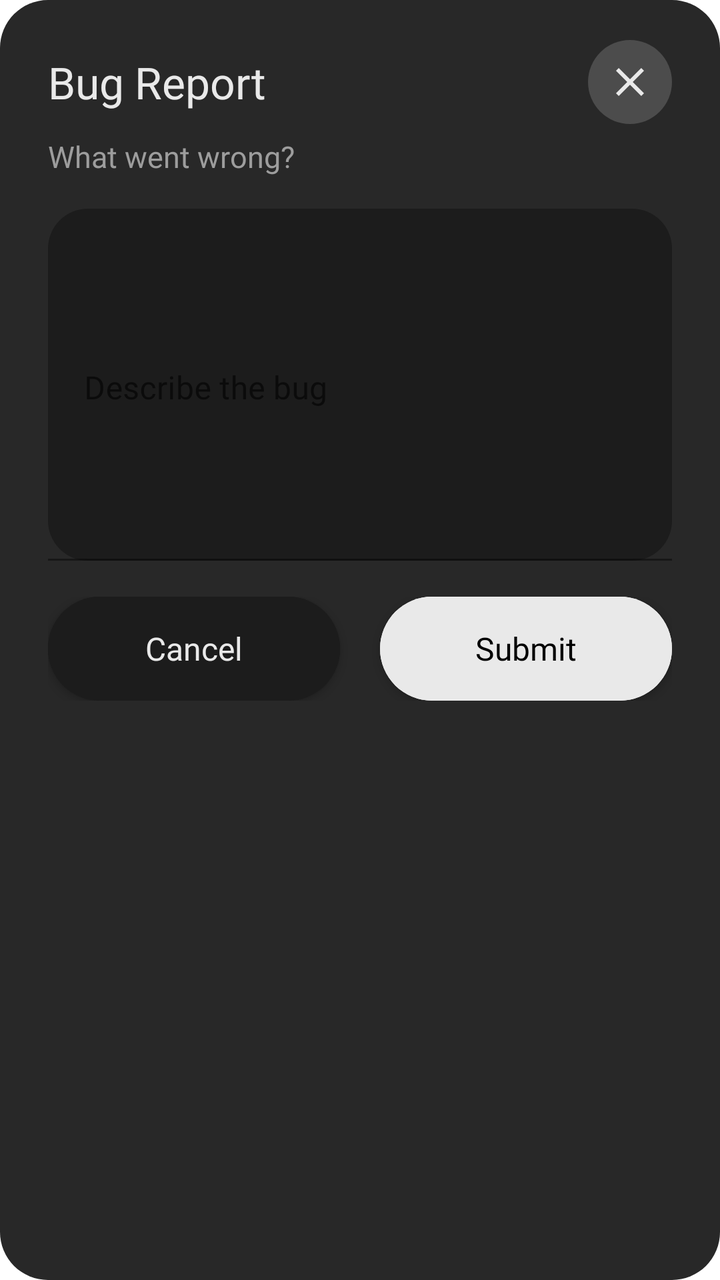
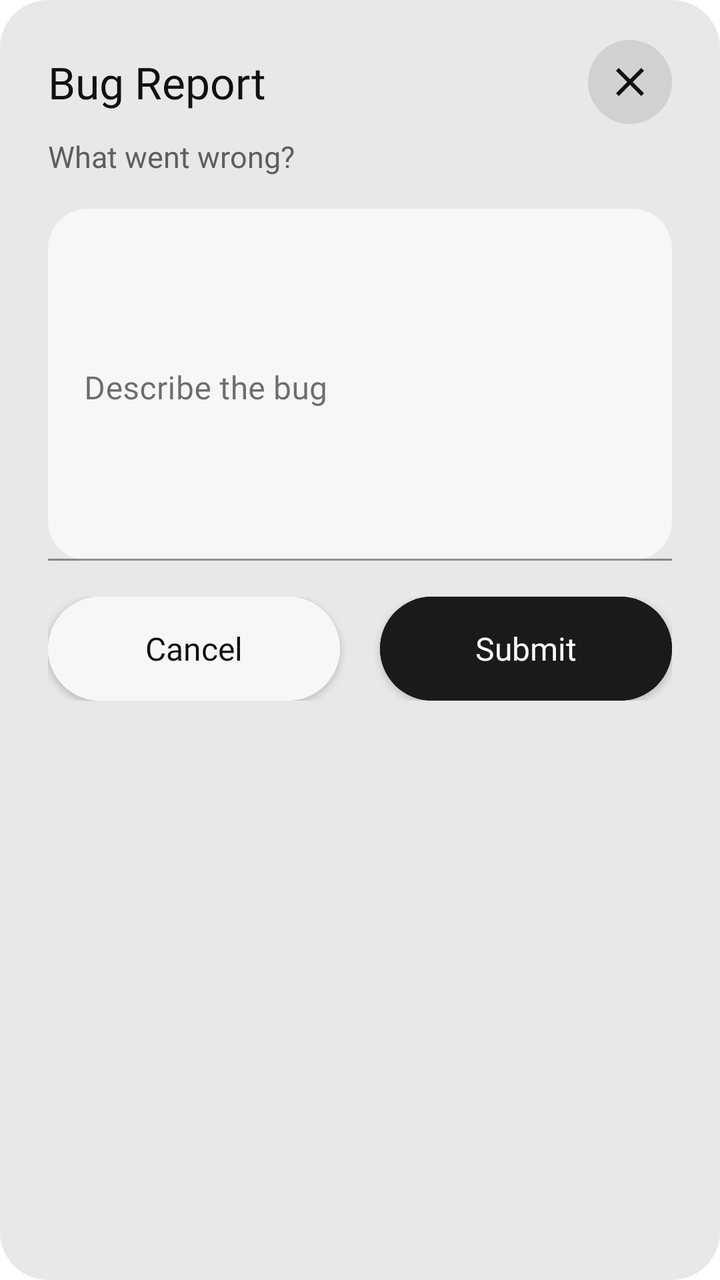

Before-and-after screenshots of an Android layout around one commit, followed by the original layout XML and the change that was made.
<!-- AndroidManifest.xml: application theme Theme.MyApplication_Java -->
<!-- res/layout/dialog_bug_report.xml -->
<?xml version="1.0" encoding="utf-8"?>
<LinearLayout xmlns:android="http://schemas.android.com/apk/res/android"
    xmlns:app="http://schemas.android.com/apk/res-auto"
    android:layout_width="match_parent"
    android:layout_height="wrap_content"
    android:background="@drawable/settings_dialog_background"
    android:orientation="vertical"
    android:paddingStart="24dp"
    android:paddingTop="20dp"
    android:paddingEnd="24dp"
    android:paddingBottom="22dp">

    <LinearLayout
        android:layout_width="match_parent"
        android:layout_height="wrap_content"
        android:gravity="center_vertical"
        android:orientation="horizontal">

        <TextView
            android:layout_width="0dp"
            android:layout_height="wrap_content"
            android:layout_weight="1"
            android:fontFamily="@font/inter_bold"
            android:text="@string/settings_bug_report"
            android:textColor="#E9E9E9"
            android:textSize="22sp" />

        <ImageButton
            android:id="@+id/bug_report_close"
            android:layout_width="42dp"
            android:layout_height="42dp"
            android:background="@drawable/settings_circle_button"
            android:contentDescription="@string/close"
            android:padding="12dp"
            android:src="@drawable/close_icon"
            app:tint="#E9E9E9" />
    </LinearLayout>

    <TextView
        android:layout_width="match_parent"
        android:layout_height="wrap_content"
        android:layout_marginTop="6dp"
        android:fontFamily="@font/inter"
        android:text="@string/bug_report_prompt"
        android:textColor="#9D9D9D"
        android:textSize="15sp" />

    <com.google.android.material.textfield.TextInputLayout
        android:id="@+id/bug_report_input_layout"
        android:layout_width="match_parent"
        android:layout_height="wrap_content"
        android:layout_marginTop="16dp"
        android:hint="@string/bug_report_hint"
        app:boxBackgroundColor="#1C1C1C"
        app:boxBackgroundMode="filled"
        app:boxCornerRadiusBottomEnd="20dp"
        app:boxCornerRadiusBottomStart="20dp"
        app:boxCornerRadiusTopEnd="20dp"
        app:boxCornerRadiusTopStart="20dp"
        app:boxStrokeColor="#575757"
        app:errorTextColor="#921800"
        app:hintTextColor="#9D9D9D">

        <com.google.android.material.textfield.TextInputEditText
            android:id="@+id/bug_report_input"
            android:layout_width="match_parent"
            android:layout_height="176dp"
            android:fontFamily="@font/inter"
            android:gravity="top|start"
            android:inputType="textMultiLine|textCapSentences"
            android:maxLines="8"
            android:paddingStart="18dp"
            android:paddingTop="18dp"
            android:paddingEnd="18dp"
            android:paddingBottom="18dp"
            android:textColor="#E9E9E9"
            android:textColorHint="#9D9D9D"
            android:textSize="16sp" />
    </com.google.android.material.textfield.TextInputLayout>

    <LinearLayout
        android:layout_width="match_parent"
        android:layout_height="52dp"
        android:layout_marginTop="18dp"
        android:orientation="horizontal">

        <com.google.android.material.button.MaterialButton
            android:id="@+id/bug_report_cancel"
            style="@style/text_style"
            android:layout_width="0dp"
            android:layout_height="match_parent"
            android:layout_marginEnd="10dp"
            android:layout_weight="1"
            android:backgroundTint="#1C1C1C"
            android:insetTop="0dp"
            android:insetBottom="0dp"
            android:letterSpacing="0"
            android:text="@string/cancel"
            android:textColor="#E9E9E9"
            android:textSize="16sp"
            app:cornerRadius="26dp" />

        <com.google.android.material.button.MaterialButton
            android:id="@+id/bug_report_submit"
            style="@style/text_style"
            android:layout_width="0dp"
            android:layout_height="match_parent"
            android:layout_marginStart="10dp"
            android:layout_weight="1"
            android:backgroundTint="#E9E9E9"
            android:insetTop="0dp"
            android:insetBottom="0dp"
            android:letterSpacing="0"
            android:text="@string/submit"
            android:textColor="#000000"
            android:textSize="16sp"
            app:cornerRadius="26dp" />
    </LinearLayout>

</LinearLayout>
<!-- resources referenced by this layout -->
<resources>
  <!-- drawable close_icon (drawable) -->
  <?xml version="1.0" encoding="utf-8"?>
  <vector xmlns:android="http://schemas.android.com/apk/res/android"
      android:width="24dp"
      android:height="24dp"
      android:viewportWidth="24"
      android:viewportHeight="24">
      <path
          android:fillColor="@android:color/white"
          android:pathData="M6.4,5L12,10.6L17.6,5L19,6.4L13.4,12L19,17.6L17.6,19L12,13.4L6.4,19L5,17.6L10.6,12L5,6.4L6.4,5Z" />
  </vector>
  <!-- drawable settings_circle_button (drawable) -->
  <?xml version="1.0" encoding="utf-8"?>
  <shape xmlns:android="http://schemas.android.com/apk/res/android"
      android:shape="oval">
      <solid android:color="#33D9D9D9" />
  </shape>
  <!-- drawable settings_dialog_background (drawable) -->
  <?xml version="1.0" encoding="utf-8"?>
  <shape xmlns:android="http://schemas.android.com/apk/res/android">
      <solid android:color="#282828" />
      <corners android:radius="24dp" />
  </shape>
  <string name="bug_report_hint">Describe the bug</string>
  <string name="bug_report_prompt">What went wrong?</string>
  <string name="cancel">Cancel</string>
  <string name="close">Close</string>
  <string name="settings_bug_report">Bug Report</string>
  <string name="submit">Submit</string>
  <style name="text_style" parent="Widget.MaterialComponents.Button">
          <item name="android:fontFamily">@font/inter_bold</item>
          <item name="android:textAllCaps">false</item>
      </style>
  <style name="Theme.MyApplication_Java" parent="Theme.MaterialComponents.DayNight.NoActionBar">
          
          <item name="colorPrimary">@color/purple_500</item>
          <item name="colorPrimaryVariant">@color/purple_700</item>
          <item name="colorOnPrimary">@color/white</item>
          
          <item name="colorSecondary">@color/teal_200</item>
          <item name="colorSecondaryVariant">@color/teal_700</item>
          <item name="colorOnSecondary">@color/black</item>
          
          <item name="android:statusBarColor">?attr/colorPrimaryVariant</item>
          
      </style>
  <color name="purple_500">#FF6200EE</color>
  <color name="purple_700">#FF3700B3</color>
  <color name="white">#FFFFFFFF</color>
  <color name="teal_200">#FF03DAC5</color>
  <color name="teal_700">#FF018786</color>
  <color name="black">#FF000000</color>
</resources>

<!-- the commit's change to res/layout/dialog_bug_report.xml (unified diff, before → after) -->
@@ -22,7 +22,7 @@
             android:layout_weight="1"
             android:fontFamily="@font/inter_bold"
             android:text="@string/settings_bug_report"
-            android:textColor="#E9E9E9"
+            android:textColor="@color/text_primary"
             android:textSize="22sp" />
 
         <ImageButton
@@ -33,7 +33,7 @@
             android:contentDescription="@string/close"
             android:padding="12dp"
             android:src="@drawable/close_icon"
-            app:tint="#E9E9E9" />
+            app:tint="@color/icon_tint" />
     </LinearLayout>
 
     <TextView
@@ -42,7 +42,7 @@
         android:layout_marginTop="6dp"
         android:fontFamily="@font/inter"
         android:text="@string/bug_report_prompt"
-        android:textColor="#9D9D9D"
+        android:textColor="@color/text_muted"
         android:textSize="15sp" />
 
     <com.google.android.material.textfield.TextInputLayout
@@ -51,15 +51,15 @@
         android:layout_height="wrap_content"
         android:layout_marginTop="16dp"
         android:hint="@string/bug_report_hint"
-        app:boxBackgroundColor="#1C1C1C"
+        app:boxBackgroundColor="@color/surface_container_low"
         app:boxBackgroundMode="filled"
         app:boxCornerRadiusBottomEnd="20dp"
         app:boxCornerRadiusBottomStart="20dp"
         app:boxCornerRadiusTopEnd="20dp"
         app:boxCornerRadiusTopStart="20dp"
-        app:boxStrokeColor="#575757"
-        app:errorTextColor="#921800"
-        app:hintTextColor="#9D9D9D">
+        app:boxStrokeColor="@color/outline"
+        app:errorTextColor="@color/danger"
+        app:hintTextColor="@color/text_muted">
 
         <com.google.android.material.textfield.TextInputEditText
             android:id="@+id/bug_report_input"
@@ -73,8 +73,8 @@
             android:paddingTop="18dp"
             android:paddingEnd="18dp"
             android:paddingBottom="18dp"
-            android:textColor="#E9E9E9"
-            android:textColorHint="#9D9D9D"
+            android:textColor="@color/text_primary"
+            android:textColorHint="@color/text_muted"
             android:textSize="16sp" />
     </com.google.android.material.textfield.TextInputLayout>
 
@@ -91,12 +91,12 @@
             android:layout_height="match_parent"
             android:layout_marginEnd="10dp"
             android:layout_weight="1"
-            android:backgroundTint="#1C1C1C"
+            android:backgroundTint="@color/surface_container_low"
             android:insetTop="0dp"
             android:insetBottom="0dp"
             android:letterSpacing="0"
             android:text="@string/cancel"
-            android:textColor="#E9E9E9"
+            android:textColor="@color/text_primary"
             android:textSize="16sp"
             app:cornerRadius="26dp" />
 
@@ -107,12 +107,12 @@
             android:layout_height="match_parent"
             android:layout_marginStart="10dp"
             android:layout_weight="1"
-            android:backgroundTint="#E9E9E9"
+            android:backgroundTint="@color/surface_inverse"
             android:insetTop="0dp"
             android:insetBottom="0dp"
             android:letterSpacing="0"
             android:text="@string/submit"
-            android:textColor="#000000"
+            android:textColor="@color/text_on_inverse"
             android:textSize="16sp"
             app:cornerRadius="26dp" />
     </LinearLayout>
<!-- resource entries referenced after the edit -->
@@ -1,5 +1,13 @@
 <!-- resources referenced by this layout -->
 <resources>
+  <color name="danger">#FFB3261E</color>
+  <color name="icon_tint">#FF101010</color>
+  <color name="outline">#FFC4C4C4</color>
+  <color name="surface_container_low">#FFF7F7F7</color>
+  <color name="surface_inverse">#FF1A1A1A</color>
+  <color name="text_muted">#FF5F5D5D</color>
+  <color name="text_on_inverse">#FFFFFFFF</color>
+  <color name="text_primary">#FF101010</color>
   <!-- drawable close_icon (drawable) -->
   <?xml version="1.0" encoding="utf-8"?>
   <vector xmlns:android="http://schemas.android.com/apk/res/android"
@@ -15,12 +23,12 @@
   <?xml version="1.0" encoding="utf-8"?>
   <shape xmlns:android="http://schemas.android.com/apk/res/android"
       android:shape="oval">
-      <solid android:color="#33D9D9D9" />
+      <solid android:color="@color/circle_button_background" />
   </shape>
   <!-- drawable settings_dialog_background (drawable) -->
   <?xml version="1.0" encoding="utf-8"?>
   <shape xmlns:android="http://schemas.android.com/apk/res/android">
-      <solid android:color="#282828" />
+      <solid android:color="@color/surface_container" />
       <corners android:radius="24dp" />
   </shape>
   <string name="bug_report_hint">Describe the bug</string>
@@ -35,22 +43,31 @@
       </style>
   <style name="Theme.MyApplication_Java" parent="Theme.MaterialComponents.DayNight.NoActionBar">
           
-          <item name="colorPrimary">@color/purple_500</item>
-          <item name="colorPrimaryVariant">@color/purple_700</item>
-          <item name="colorOnPrimary">@color/white</item>
+          <item name="colorPrimary">@color/text_primary</item>
+          <item name="colorPrimaryVariant">@color/text_primary</item>
+          <item name="colorOnPrimary">@color/text_on_inverse</item>
+          <item name="colorSecondary">@color/text_primary</item>
+          <item name="colorSecondaryVariant">@color/text_primary</item>
+          <item name="colorOnSecondary">@color/text_on_inverse</item>
+  
           
-          <item name="colorSecondary">@color/teal_200</item>
-          <item name="colorSecondaryVariant">@color/teal_700</item>
-          <item name="colorOnSecondary">@color/black</item>
+          <item name="android:windowBackground">@color/surface</item>
+          <item name="colorSurface">@color/surface_container</item>
+          <item name="colorOnSurface">@color/text_primary</item>
+          <item name="colorError">@color/danger</item>
+          <item name="colorOnError">@color/text_on_inverse</item>
+  
+          <item name="android:textColorPrimary">@color/text_primary</item>
+          <item name="android:textColorSecondary">@color/text_muted</item>
+          <item name="android:textColorHint">@color/text_hint</item>
+  
           
-          <item name="android:statusBarColor">?attr/colorPrimaryVariant</item>
-          
+          <item name="android:statusBarColor">@android:color/transparent</item>
+          <item name="android:navigationBarColor">@android:color/transparent</item>
       </style>
-  <color name="purple_500">#FF6200EE</color>
-  <color name="purple_700">#FF3700B3</color>
-  <color name="white">#FFFFFFFF</color>
-  <color name="teal_200">#FF03DAC5</color>
-  <color name="teal_700">#FF018786</color>
-  <color name="black">#FF000000</color>
+  <color name="circle_button_background">#1A101010</color>
+  <color name="surface_container">#FFE8E8E8</color>
+  <color name="surface">#FFFFFFFF</color>
+  <color name="text_hint">#FF8A8A8A</color>
 </resources>
 
